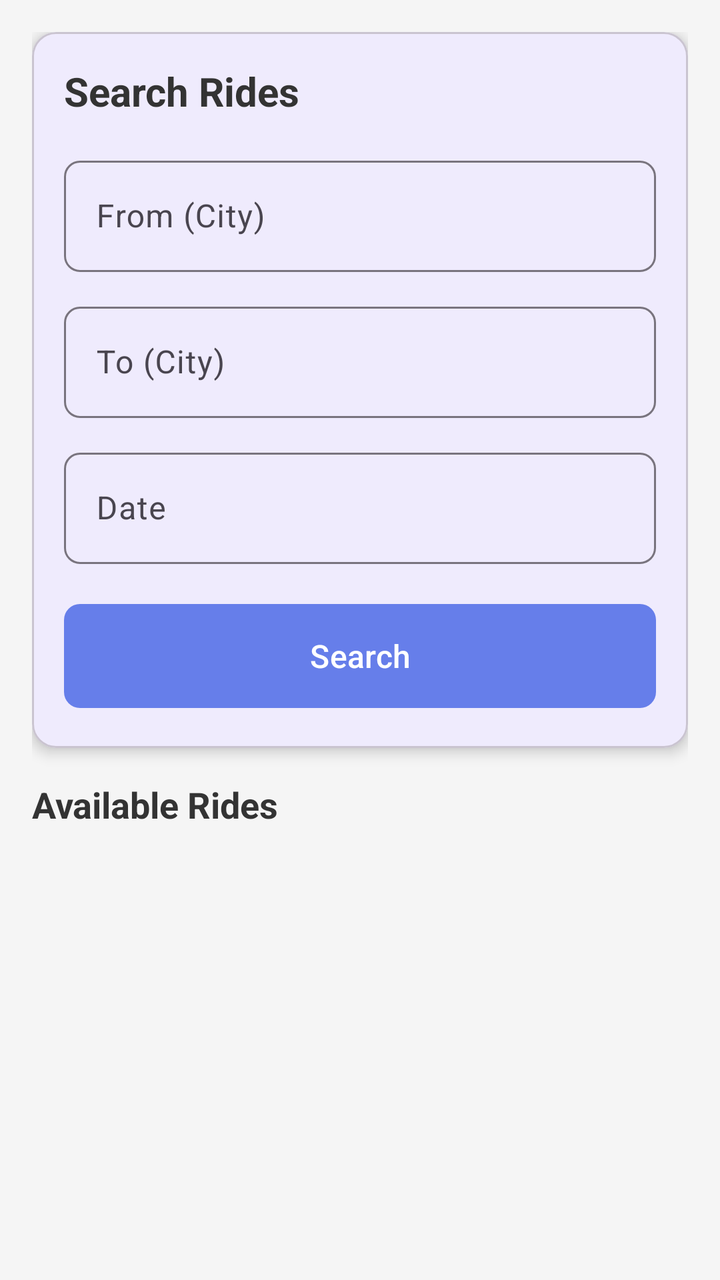
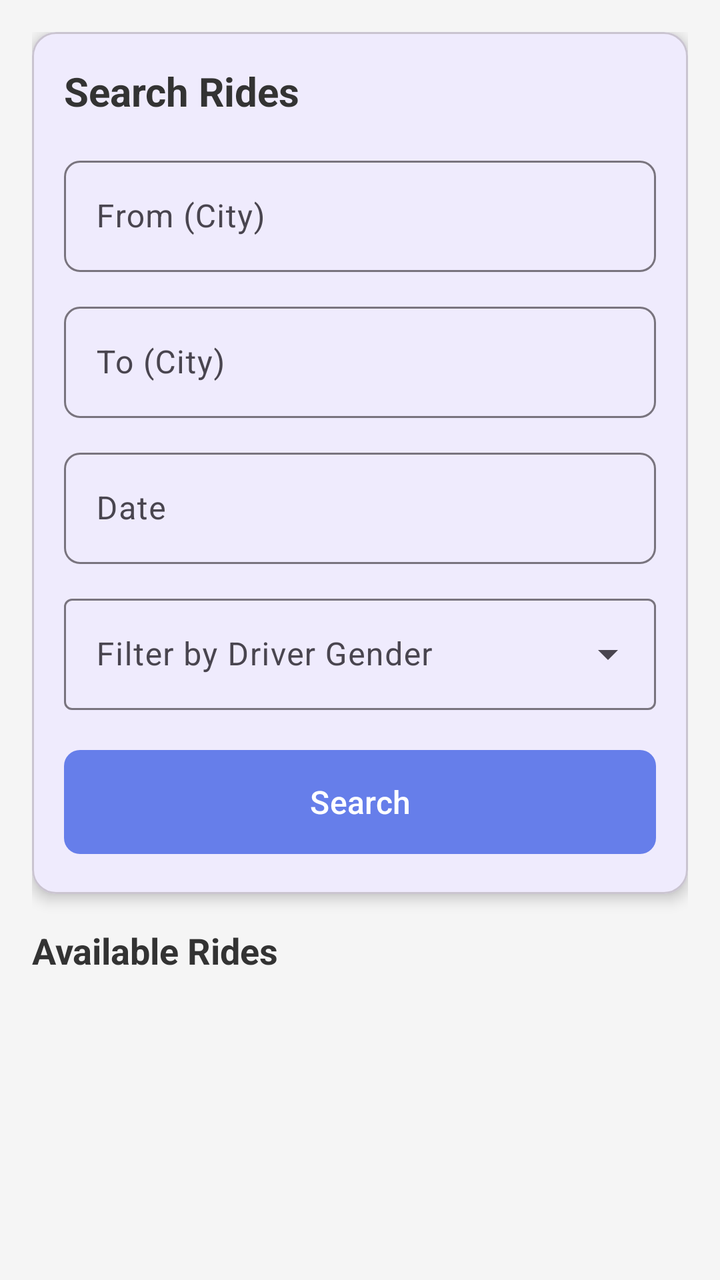

Before-and-after screenshots of an Android layout around one commit, followed by the original layout XML and the change that was made.
<!-- AndroidManifest.xml: application theme Theme.CarpoolingApp -->
<!-- res/layout/fragment_search_rides.xml -->
<?xml version="1.0" encoding="utf-8"?>
<ScrollView xmlns:android="http://schemas.android.com/apk/res/android"
    xmlns:app="http://schemas.android.com/apk/res-auto"
    android:layout_width="match_parent"
    android:layout_height="match_parent"
    android:fillViewport="true">

    <LinearLayout
        android:layout_width="match_parent"
        android:layout_height="wrap_content"
        android:orientation="vertical"
        android:padding="16dp">

        <com.google.android.material.card.MaterialCardView
            android:id="@+id/searchCard"
            android:layout_width="match_parent"
            android:layout_height="wrap_content"
            app:cardElevation="4dp"
            app:cardCornerRadius="12dp"
            android:layout_marginBottom="16dp">

            <LinearLayout
                android:layout_width="match_parent"
                android:layout_height="wrap_content"
                android:orientation="vertical"
                android:padding="16dp">

                <TextView
                    android:layout_width="wrap_content"
                    android:layout_height="wrap_content"
                    android:text="@string/search_rides"
                    android:textSize="20sp"
                    android:textColor="@color/text_primary"
                    android:textStyle="bold"
                    android:layout_marginBottom="16dp" />

                <com.google.android.material.textfield.TextInputLayout
                    android:layout_width="match_parent"
                    android:layout_height="wrap_content"
                    android:hint="@string/from_hint"
                    android:layout_marginBottom="12dp"
                    app:boxBackgroundMode="outline"
                    app:boxCornerRadiusTopStart="8dp"
                    app:boxCornerRadiusTopEnd="8dp"
                    app:boxCornerRadiusBottomStart="8dp"
                    app:boxCornerRadiusBottomEnd="8dp">

                    <com.google.android.material.textfield.TextInputEditText
                        android:id="@+id/etFrom"
                        android:layout_width="match_parent"
                        android:layout_height="wrap_content" />
                </com.google.android.material.textfield.TextInputLayout>

                <com.google.android.material.textfield.TextInputLayout
                    android:layout_width="match_parent"
                    android:layout_height="wrap_content"
                    android:hint="@string/to_hint"
                    android:layout_marginBottom="12dp"
                    app:boxBackgroundMode="outline"
                    app:boxCornerRadiusTopStart="8dp"
                    app:boxCornerRadiusTopEnd="8dp"
                    app:boxCornerRadiusBottomStart="8dp"
                    app:boxCornerRadiusBottomEnd="8dp">

                    <com.google.android.material.textfield.TextInputEditText
                        android:id="@+id/etTo"
                        android:layout_width="match_parent"
                        android:layout_height="wrap_content" />
                </com.google.android.material.textfield.TextInputLayout>

                <com.google.android.material.textfield.TextInputLayout
                    android:layout_width="match_parent"
                    android:layout_height="wrap_content"
                    android:hint="@string/date_hint"
                    android:layout_marginBottom="16dp"
                    app:boxBackgroundMode="outline"
                    app:boxCornerRadiusTopStart="8dp"
                    app:boxCornerRadiusTopEnd="8dp"
                    app:boxCornerRadiusBottomStart="8dp"
                    app:boxCornerRadiusBottomEnd="8dp">

                    <com.google.android.material.textfield.TextInputEditText
                        android:id="@+id/etDate"
                        android:layout_width="match_parent"
                        android:layout_height="wrap_content"
                        android:focusable="false"
                        android:clickable="true" />
                </com.google.android.material.textfield.TextInputLayout>

                <com.google.android.material.button.MaterialButton
                    android:id="@+id/btnSearch"
                    android:layout_width="match_parent"
                    android:layout_height="60dp"
                    android:text="@string/search_button"
                    android:textSize="16sp"
                    app:cornerRadius="8dp" />

            </LinearLayout>

        </com.google.android.material.card.MaterialCardView>

        <TextView
            android:layout_width="wrap_content"
            android:layout_height="wrap_content"
            android:text="Available Rides"
            android:textSize="18sp"
            android:textColor="@color/text_primary"
            android:textStyle="bold"
            android:layout_marginBottom="12dp" />

        <androidx.recyclerview.widget.RecyclerView
            android:id="@+id/rvRides"
            android:layout_width="match_parent"
            android:layout_height="wrap_content" />

    </LinearLayout>

</ScrollView>
<!-- resources referenced by this layout -->
<resources>
  <color name="text_primary">#333333</color>
  <string name="date_hint">Date</string>
  <string name="from_hint">From (City)</string>
  <string name="search_button">Search</string>
  <string name="search_rides">Search Rides</string>
  <string name="to_hint">To (City)</string>
  <style name="Theme.CarpoolingApp" parent="Base.Theme.CarpoolingApp" />
  <style name="Base.Theme.CarpoolingApp" parent="Theme.Material3.Light.NoActionBar">
          <item name="colorPrimary">@color/primary</item>
          <item name="colorPrimaryDark">@color/primary_dark</item>
          <item name="colorSecondary">@color/secondary</item>
          <item name="android:windowBackground">@color/background</item>
      </style>
  <color name="primary">#667eea</color>
  <color name="primary_dark">#5568d3</color>
  <color name="secondary">#764ba2</color>
  <color name="background">#F5F5F5</color>
</resources>

<!-- the commit's change to res/layout/fragment_search_rides.xml (unified diff, before → after) -->
@@ -3,7 +3,8 @@
     xmlns:app="http://schemas.android.com/apk/res-auto"
     android:layout_width="match_parent"
     android:layout_height="match_parent"
-    android:fillViewport="true">
+    android:fillViewport="true"
+    android:background="@color/background">
 
     <LinearLayout
         android:layout_width="match_parent"
@@ -72,7 +73,7 @@
                     android:layout_width="match_parent"
                     android:layout_height="wrap_content"
                     android:hint="@string/date_hint"
-                    android:layout_marginBottom="16dp"
+                    android:layout_marginBottom="12dp"
                     app:boxBackgroundMode="outline"
                     app:boxCornerRadiusTopStart="8dp"
                     app:boxCornerRadiusTopEnd="8dp"
@@ -85,6 +86,21 @@
                         android:layout_height="wrap_content"
                         android:focusable="false"
                         android:clickable="true" />
+                </com.google.android.material.textfield.TextInputLayout>
+
+                
+                <com.google.android.material.textfield.TextInputLayout
+                    android:layout_width="match_parent"
+                    android:layout_height="wrap_content"
+                    android:hint="@string/filter_by_gender"
+                    android:layout_marginBottom="16dp"
+                    style="@style/Widget.Material3.TextInputLayout.OutlinedBox.ExposedDropdownMenu">
+
+                    <AutoCompleteTextView
+                        android:id="@+id/spinnerGenderFilter"
+                        android:layout_width="match_parent"
+                        android:layout_height="wrap_content"
+                        android:inputType="none" />
                 </com.google.android.material.textfield.TextInputLayout>
 
                 <com.google.android.material.button.MaterialButton
@@ -102,11 +118,28 @@
         <TextView
             android:layout_width="wrap_content"
             android:layout_height="wrap_content"
-            android:text="Available Rides"
+            android:text="@string/available_rides"
             android:textSize="18sp"
             android:textColor="@color/text_primary"
             android:textStyle="bold"
             android:layout_marginBottom="12dp" />
+
+        <ProgressBar
+            android:id="@+id/progressBar"
+            android:layout_width="wrap_content"
+            android:layout_height="wrap_content"
+            android:layout_gravity="center"
+            android:visibility="gone" />
+
+        <TextView
+            android:id="@+id/tvNoResults"
+            android:layout_width="wrap_content"
+            android:layout_height="wrap_content"
+            android:text="@string/no_rides_found"
+            android:textSize="16sp"
+            android:textColor="@color/text_secondary"
+            android:layout_gravity="center"
+            android:visibility="gone" />
 
         <androidx.recyclerview.widget.RecyclerView
             android:id="@+id/rvRides"
<!-- resource entries referenced after the edit -->
@@ -1,8 +1,12 @@
 <!-- resources referenced by this layout -->
 <resources>
   <color name="text_primary">#333333</color>
+  <color name="text_secondary">#666666</color>
+  <string name="available_rides">Available Rides</string>
   <string name="date_hint">Date</string>
+  <string name="filter_by_gender">Filter by Driver Gender</string>
   <string name="from_hint">From (City)</string>
+  <string name="no_rides_found">No rides found</string>
   <string name="search_button">Search</string>
   <string name="search_rides">Search Rides</string>
   <string name="to_hint">To (City)</string>
